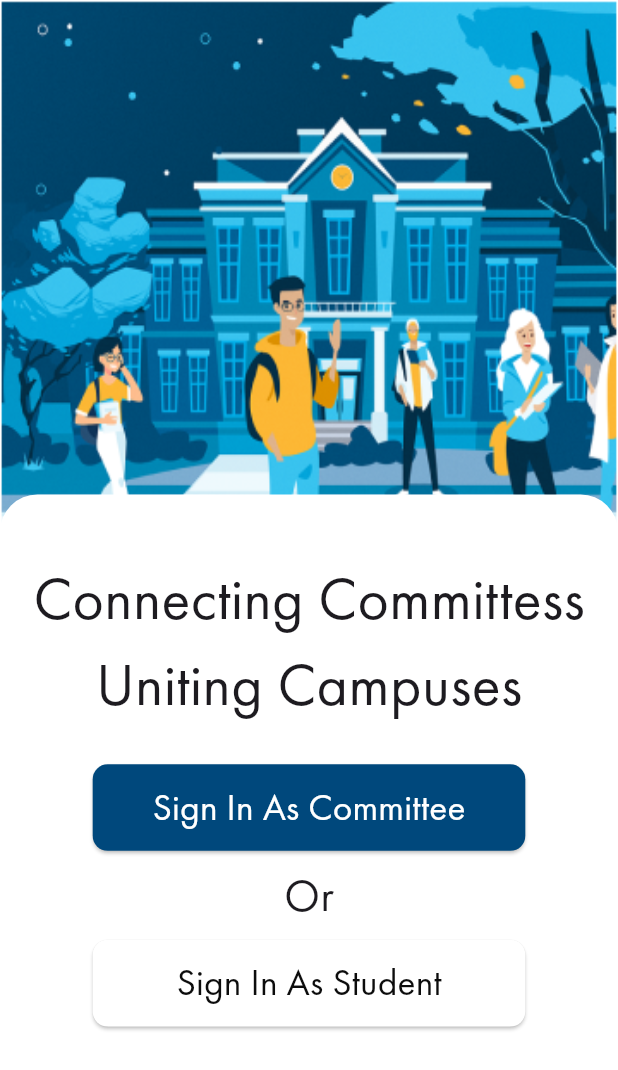
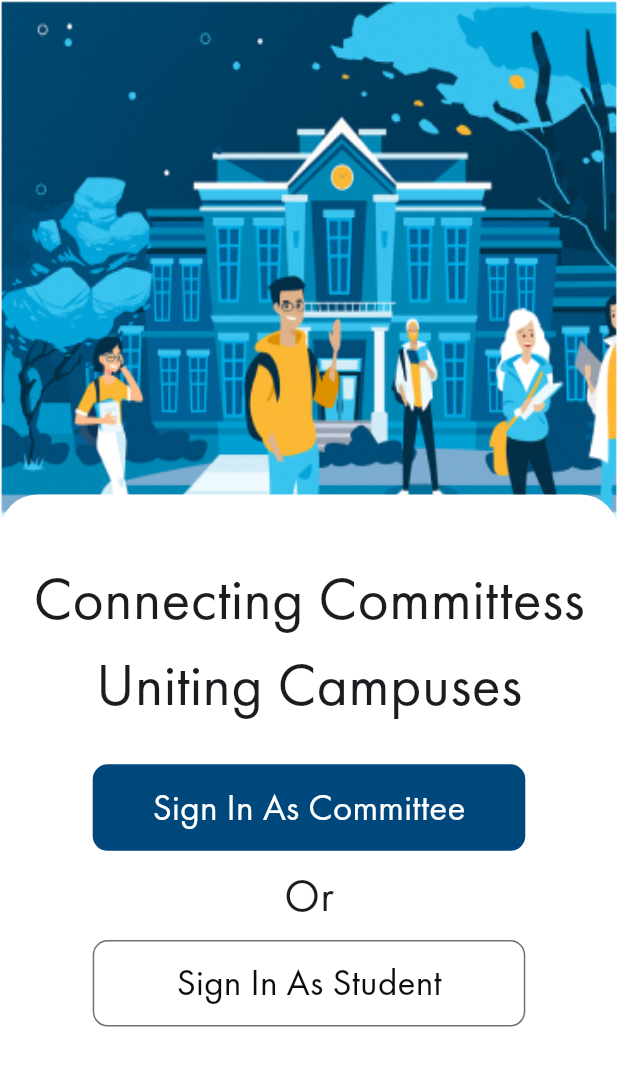
Before and after one commit to RohitBB3010/Campus-Connect, a Flutter app: the screen it shows after launch, on a phone screen of 412 x 824 dp. Shown: the top 1070 px of the screen. Run offline on Flutter 3.47's test engine with Material 3 defaults, Android fonts, the light colour scheme and no system bars; drawn by our look-alikes of auto_size_text; our stand-ins replace firebase_core; accounts and stored records are empty.

Commit message:
Added border to button

```diff
--- a/lib/components/custom_button.dart
+++ b/lib/components/custom_button.dart
@@ -31,9 +31,14 @@ class CustomButton extends StatelessWidget {
           onPressed;
         },
         style: ElevatedButton.styleFrom(
+            elevation: 0,
             backgroundColor: color ?? accent3,
             shape: RoundedRectangleBorder(
-                borderRadius: BorderRadius.circular(10.0))),
+              side: color != null
+                  ? BorderSide(color: secondary3.withAlpha(150))
+                  : BorderSide.none,
+              borderRadius: BorderRadius.circular(10.0),
+            )),
         child: AutoSizeText(
           buttonText,
           maxLines: 1,
```
